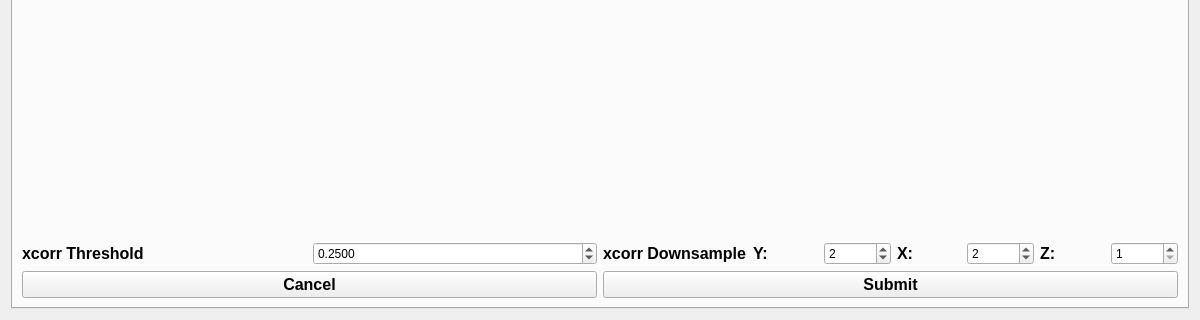
First picture: the form in src/largescaleprocessingsettings.ui, repository abcucberkeley/PetaKit5D-GUI, before the edit; both pictures show x 0 to 1200 and y 480 to 800 of the 1200 by 800 pixel window.
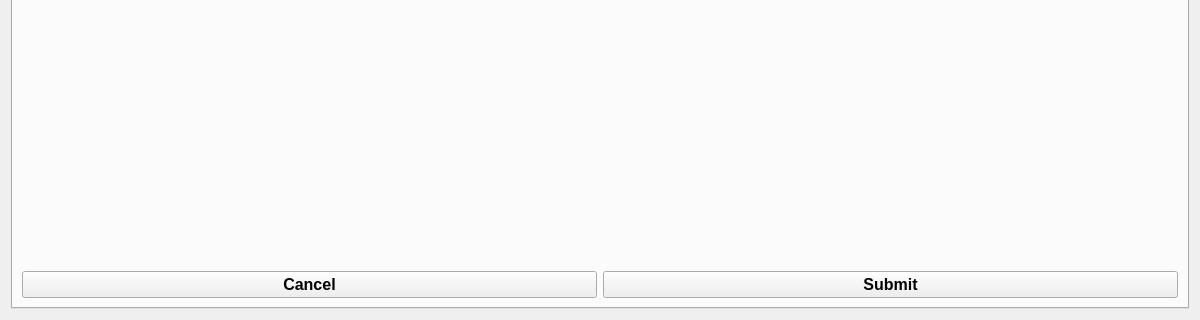
Second picture: the form after the edit. The open tabs and pages were chosen to show the change.

Commit message: Moved xcorrThresh and xcorrDownsample to Stitch Settings

Patch:
```diff
--- a/src/largescaleprocessingsettings.ui
+++ b/src/largescaleprocessingsettings.ui
@@ -1930,172 +1930,6 @@
            </property>
           </spacer>
          </item>
-         <item>
-          <layout class="QHBoxLayout" name="horizontalLayout_21">
-           <item>
-            <layout class="QHBoxLayout" name="horizontalLayout_22">
-             <item>
-              <widget class="QLabel" name="xcorrThreshLabel">
-               <property name="font">
-                <font>
-                 <pointsize>12</pointsize>
-                 <bold>true</bold>
-                </font>
-               </property>
-               <property name="text">
-                <string>xcorr Threshold</string>
-               </property>
-              </widget>
-             </item>
-             <item>
-              <widget class="QDoubleSpinBox" name="xcorrThreshSpinBox">
-               <property name="enabled">
-                <bool>true</bool>
-               </property>
-               <property name="decimals">
-                <number>4</number>
-               </property>
-               <property name="maximum">
-                <double>2000000000.000000000000000</double>
-               </property>
-               <property name="value">
-                <double>0.250000000000000</double>
-               </property>
-              </widget>
-             </item>
-            </layout>
-           </item>
-           <item>
-            <layout class="QHBoxLayout" name="xcorrDownsampleHorizontalLayout">
-             <item>
-              <layout class="QHBoxLayout" name="xcorrDownsampleLabelLayout">
-               <item>
-                <widget class="QLabel" name="xcorrDownsampleLabel">
-                 <property name="font">
-                  <font>
-                   <pointsize>12</pointsize>
-                   <bold>true</bold>
-                  </font>
-                 </property>
-                 <property name="text">
-                  <string>xcorr Downsample</string>
-                 </property>
-                </widget>
-               </item>
-              </layout>
-             </item>
-             <item>
-              <layout class="QHBoxLayout" name="xcorrDownsampleYHorizontalLayout">
-               <item>
-                <widget class="QLabel" name="xcorrDownsampleYLabel">
-                 <property name="enabled">
-                  <bool>true</bool>
-                 </property>
-                 <property name="font">
-                  <font>
-                   <pointsize>12</pointsize>
-                   <bold>true</bold>
-                  </font>
-                 </property>
-                 <property name="text">
-                  <string>Y:</string>
-                 </property>
-                </widget>
-               </item>
-               <item>
-                <widget class="QSpinBox" name="xcorrDownsampleYSpinBox">
-                 <property name="enabled">
-                  <bool>true</bool>
-                 </property>
-                 <property name="minimum">
-                  <number>1</number>
-                 </property>
-                 <property name="maximum">
-                  <number>2000000000</number>
-                 </property>
-                 <property name="value">
-                  <number>2</number>
-                 </property>
-                </widget>
-               </item>
-              </layout>
-             </item>
-             <item>
-              <layout class="QHBoxLayout" name="xcorrDownsampleXHorizontalLayout">
-               <item>
-                <widget class="QLabel" name="xcorrDownsampleXLabel">
-                 <property name="enabled">
-                  <bool>true</bool>
-                 </property>
-                 <property name="font">
-                  <font>
-                   <pointsize>12</pointsize>
-                   <bold>true</bold>
-                  </font>
-                 </property>
-                 <property name="text">
-                  <string>X:</string>
-                 </property>
-                </widget>
-               </item>
-               <item>
-                <widget class="QSpinBox" name="xcorrDownsampleXSpinBox">
-                 <property name="enabled">
-                  <bool>true</bool>
-                 </property>
-                 <property name="minimum">
-                  <number>1</number>
-                 </property>
-                 <property name="maximum">
-                  <number>2000000000</number>
-                 </property>
-                 <property name="value">
-                  <number>2</number>
-                 </property>
-                </widget>
-               </item>
-              </layout>
-             </item>
-             <item>
-              <layout class="QHBoxLayout" name="xcorrDownsampleZHorizontalLayout">
-               <item>
-                <widget class="QLabel" name="xcorrDownsampleZLabel">
-                 <property name="enabled">
-                  <bool>true</bool>
-                 </property>
-                 <property name="font">
-                  <font>
-                   <pointsize>12</pointsize>
-                   <bold>true</bold>
-                  </font>
-                 </property>
-                 <property name="text">
-                  <string>Z:</string>
-                 </property>
-                </widget>
-               </item>
-               <item>
-                <widget class="QSpinBox" name="xcorrDownsampleZSpinBox">
-                 <property name="enabled">
-                  <bool>true</bool>
-                 </property>
-                 <property name="minimum">
-                  <number>1</number>
-                 </property>
-                 <property name="maximum">
-                  <number>2000000000</number>
-                 </property>
-                 <property name="value">
-                  <number>1</number>
-                 </property>
-                </widget>
-               </item>
-              </layout>
-             </item>
-            </layout>
-           </item>
-          </layout>
-         </item>
         </layout>
        </item>
        <item row="2" column="0">
```
The commit also changes 4 other files.
